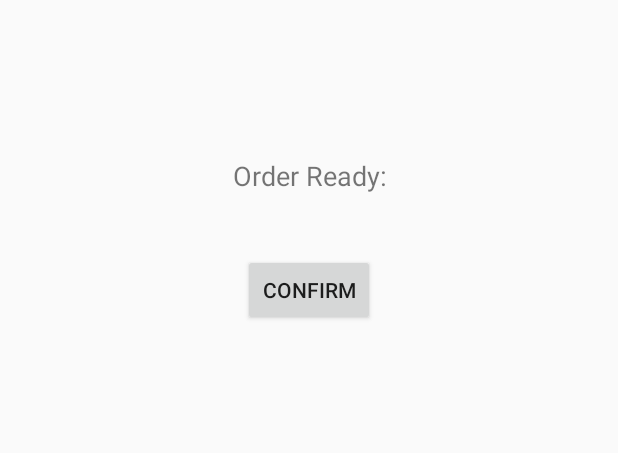
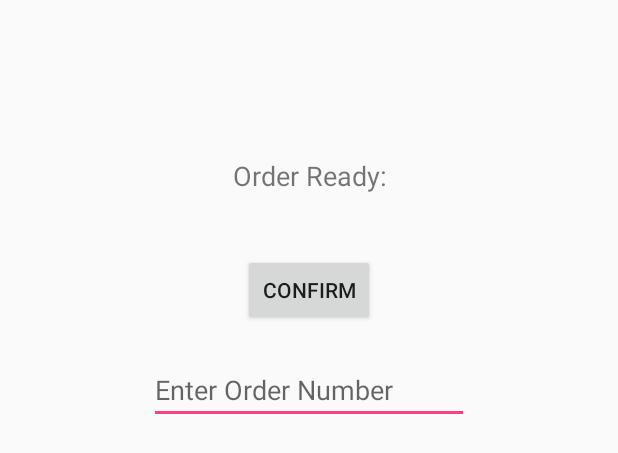
Before and after one commit to Jolopy/OrderingApplication, an Android app: the layout activity_main.xml on its own in the app's theme, with its tools: preview values and no code run, on a phone screen of 412 x 824 dp. Shown: the top 453 px of the screen. Run offline under Robolectric (Android 15) with nearby library versions, the phone set to English and light mode, and no system bars.

Commit message:
a few more changes

```diff
--- a/app/src/main/java/com/example/cczec/templateruapplication/MainActivity.java
+++ b/app/src/main/java/com/example/cczec/templateruapplication/MainActivity.java
@@ -4,6 +4,7 @@ import android.support.v7.app.AppCompatActivity;
 import android.os.Bundle;
 import android.view.View;
 import android.widget.Button;
+import android.widget.EditText;
 import android.widget.TextView;
 
 import com.google.firebase.database.DataSnapshot;
@@ -13,11 +14,14 @@ import com.google.firebase.database.FirebaseDatabase;
 import com.google.firebase.database.Query;
 import com.google.firebase.database.ValueEventListener;
 
+import org.w3c.dom.Text;
+
 public class MainActivity extends AppCompatActivity {
 
     private TextView orderReadyFB;
     private DatabaseReference mDatabaseFB;
     private Button confirmBtnFB;
+    private TextView orderNumberFB;
 
     @Override
     protected void onCreate(Bundle savedInstanceState) {
@@ -45,6 +49,8 @@ public class MainActivity extends AppCompatActivity {
         confirmBtnFB.setOnClickListener(new View.OnClickListener(){
             @Override
             public void onClick(View v){
+                //orderNumberFB = (EditText) findViewById(R.id.orderNum);
+                //DatabaseReference order = FirebaseDatabase.getInstance().getReference().child("OrderReady/OrderNum" + orderNumberFB);
                 DatabaseReference order = FirebaseDatabase.getInstance().getReference().child("OrderReady/OrderNum01");
                 order.removeValue();
 
--- a/app/src/main/res/layout/activity_main.xml
+++ b/app/src/main/res/layout/activity_main.xml
@@ -34,4 +34,19 @@
         app:layout_constraintEnd_toEndOf="parent"
         app:layout_constraintStart_toStartOf="parent"
         app:layout_constraintTop_toBottomOf="@+id/orderReady" />
+
+    <EditText
+        android:id="@+id/orderNum"
+        android:layout_width="wrap_content"
+        android:layout_height="wrap_content"
+        android:layout_marginEnd="8dp"
+        android:layout_marginStart="8dp"
+        android:layout_marginTop="20dp"
+        android:ems="10"
+        android:hint="Enter Order Number"
+        android:inputType="textPersonName"
+        app:layout_constraintEnd_toEndOf="parent"
+        app:layout_constraintStart_toStartOf="parent"
+        app:layout_constraintTop_toBottomOf="@+id/confirmBtn" />
+
 </android.support.constraint.ConstraintLayout>
```
